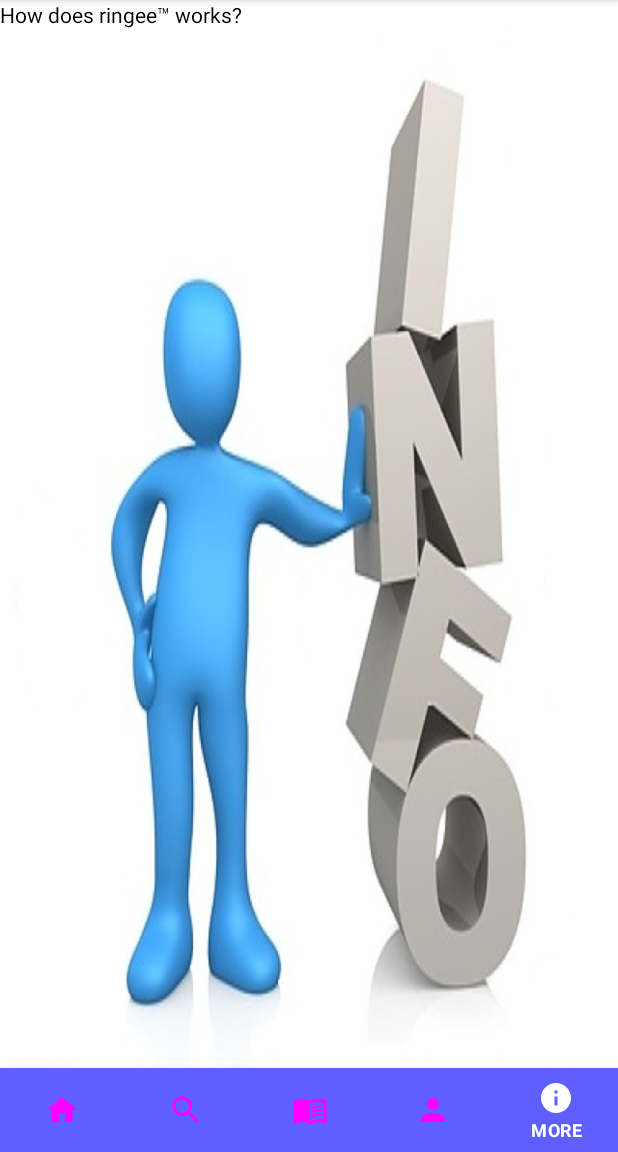
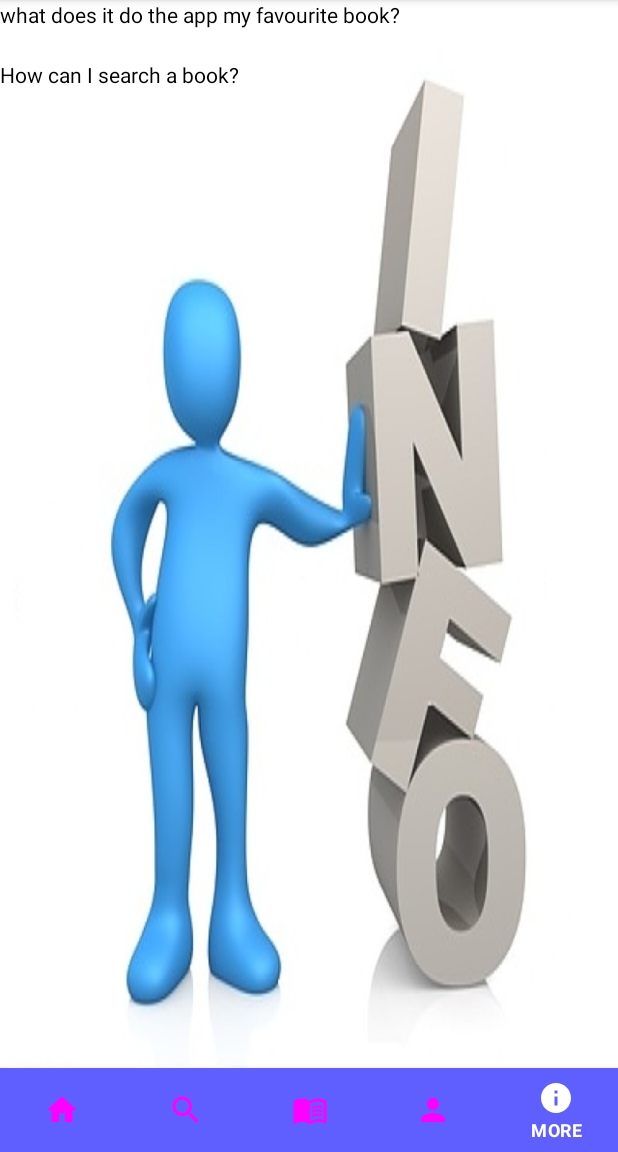
Before and after one commit to ivaperma/myFavBook, an Android app: the More screen opened directly, with no data from a screen before it, on a phone screen of 412 x 824 dp, the part 84-1236 px from its top. Run offline under Robolectric (Android 15) with nearby library versions, the phone set to English and light mode, and no system bars.

Commit message:
creando nuevas preguntas faq

```diff
--- a/app/src/main/java/com/example/myfavbook/activities/More.java
+++ b/app/src/main/java/com/example/myfavbook/activities/More.java
@@ -18,6 +18,8 @@ public class More extends AppCompatActivity {
 
     BottomNavigationView bottomNavigationView;
     private TextView q1;
+    private TextView a1;
+    private TextView q2;
     private TextView a2;
 
     @Override
@@ -61,9 +63,23 @@ public class More extends AppCompatActivity {
         });
 
         q1 = findViewById(R.id.qus1);
+        a1 = findViewById(R.id.ans1);
+        //initializing on click listner for our button.
+        q1.setOnClickListener(new View.OnClickListener() {
+            @Override
+            public void onClick(View v) {
+                if(a1.getVisibility()== View.GONE){
+                    a1.setVisibility(View.VISIBLE);
+                }
+                else{
+                    a1.setVisibility(View.GONE);
+                }
+            }
+        });
+        q2 = findViewById(R.id.qus2);
         a2 = findViewById(R.id.ans2);
         //initializing on click listner for our button.
-        q1.setOnClickListener(new View.OnClickListener() {
+        q2.setOnClickListener(new View.OnClickListener() {
             @Override
             public void onClick(View v) {
                 if(a2.getVisibility()== View.GONE){
--- a/app/src/main/res/layout/activity_more.xml
+++ b/app/src/main/res/layout/activity_more.xml
@@ -21,20 +21,41 @@
 
         <TextView
             android:id="@+id/qus1"
-            android:layout_width="299dp"
-            android:layout_height="match_parent"
-            android:text="How does ringee™ works?"
+            android:layout_width="match_parent"
+            android:layout_height="20dp"
+            android:text="what does it do the app my favourite book?"
             android:textColor="@color/black">
 
         </TextView>
 
         <TextView
-            android:id="@+id/ans2"
-            android:layout_width="wrap_content"
-            android:layout_height="wrap_content"
+            android:id="@+id/ans1"
+            android:layout_width="match_parent"
+            android:layout_height="20dp"
             android:layout_marginTop="20dp"
-            android:text="no ringee™ does'nt have this functionality, it will be soon available to the users"
+            android:text="This app have been created to helps us to find a book and the gives un the option of buy it and also put in the secction my books where there are all my favourite books."
             android:textColor="@color/black"
-            android:visibility="gone"/>
+            android:visibility="gone">
+        </TextView>
+
+        <TextView
+            android:id="@+id/qus2"
+            android:layout_width="match_parent"
+            android:layout_height="20dp"
+            android:layout_marginTop="40dp"
+            android:text="How can I search a book?"
+            android:textColor="@color/black">
+    </TextView>
+    <TextView
+        android:id="@+id/ans2"
+        android:layout_width="match_parent"
+        android:layout_height="20dp"
+        android:layout_marginTop="60dp"
+        android:text="At first you have to go to the boton search that is en the botton menu. And then put the title of the book in the search bar"
+        android:textColor="@color/black"
+        android:visibility="gone">
+    </TextView>
+
+
 
 </RelativeLayout>
```
